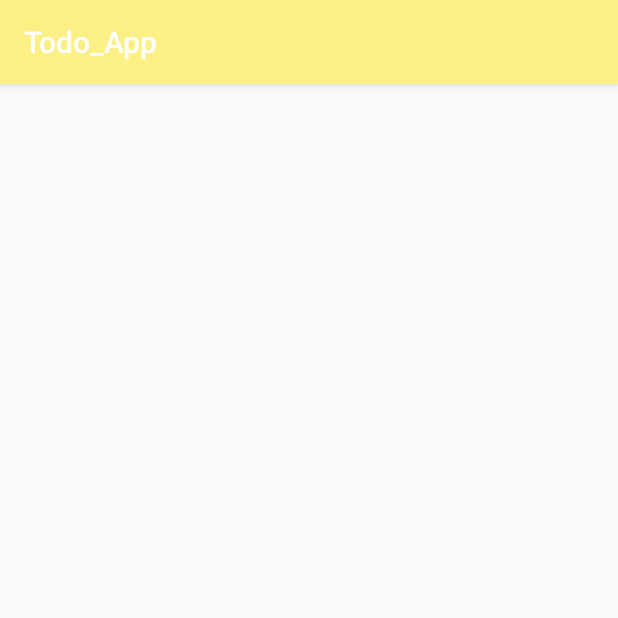
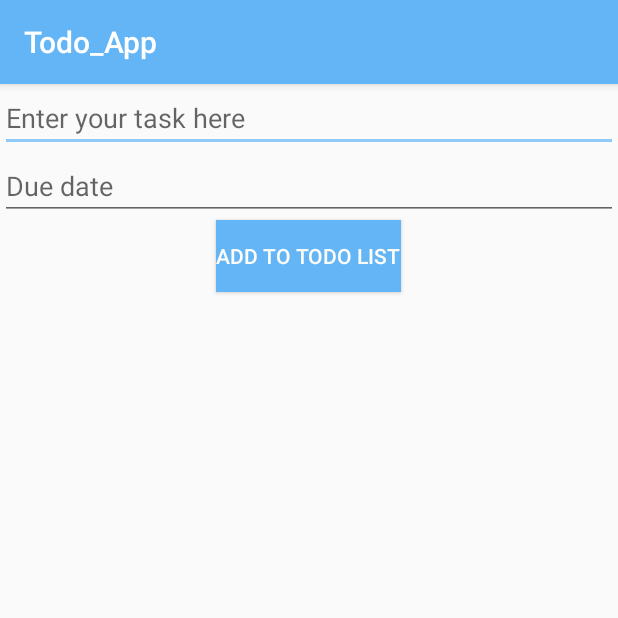
Before and after one commit to RahmaFathyM/Todo_App, an Android app: the Add screen opened directly, with no data from a screen before it, on a phone screen of 412 x 824 dp, the top half of it. Run offline under Robolectric (Android 15) with nearby library versions, the phone set to English and light mode, and no system bars; 3 statements that could not run were skipped.

Commit message:
seconedTask_add.save

```diff
--- a/app/src/main/AndroidManifest.xml
+++ b/app/src/main/AndroidManifest.xml
@@ -10,7 +10,7 @@
         android:supportsRtl="true"
         android:theme="@style/AppTheme">
         <activity android:name=".Add"></activity>
-        <activity android:name=".Recycler_todoList" />
+        <activity android:name=".Rec_todoList" />
         <activity android:name=".MainActivity" />
         <activity android:name=".Splash">
             <intent-filter>
--- a/app/src/main/java/com/example/todo_app/Add.java
+++ b/app/src/main/java/com/example/todo_app/Add.java
@@ -3,13 +3,44 @@ package com.example.todo_app;
 
 import androidx.appcompat.app.AppCompatActivity;
 
+import android.content.Intent;
 import android.os.Bundle;
+import android.view.View;
+import android.widget.Button;
+import android.widget.EditText;
+
+import java.util.ArrayList;
 
 public class Add extends AppCompatActivity {
-
+EditText et_txnotes;
+EditText et_tmnotes;
+Button btn_save;
+NoteDataBase noteDataBase;
     @Override
     protected void onCreate(Bundle savedInstanceState) {
         super.onCreate(savedInstanceState);
         setContentView(R.layout.activity_add);
+        et_txnotes=findViewById(R.id.Et_txnotes);
+        et_tmnotes=findViewById(R.id.Et_tmnotes);
+        btn_save=findViewById(R.id.btn_save);
+        noteDataBase= new NoteDataBase(Add.this);
+        Intent data = getIntent();
+        String string = data.getExtras().getString("text");
+        String string2 = data.getExtras().getString("time");
+       et_tmnotes .setText(string2);
+       et_txnotes.setText(string);
+
+        btn_save.setOnClickListener(new View.OnClickListener() {
+           @Override
+           public void onClick(View v) {
+               String todoText=et_txnotes.getText().toString();
+               String todoTime=et_tmnotes.getText().toString();
+               TodoElement todoElement=new TodoElement(todoText,todoTime);
+            noteDataBase.insertNote(todoElement);
+
+               startActivity(new Intent(Add.this,MainActivity.class));
+           }
+       });
+
     }
 }
--- a/app/src/main/res/layout/activity_add.xml
+++ b/app/src/main/res/layout/activity_add.xml
@@ -1,9 +1,29 @@
 <?xml version="1.0" encoding="utf-8"?>
-<androidx.constraintlayout.widget.ConstraintLayout xmlns:android="http://schemas.android.com/apk/res/android"
+<LinearLayout xmlns:android="http://schemas.android.com/apk/res/android"
     xmlns:app="http://schemas.android.com/apk/res-auto"
     xmlns:tools="http://schemas.android.com/tools"
     android:layout_width="match_parent"
     android:layout_height="match_parent"
-    tools:context=".note">
+    tools:context=".Add"
+    android:orientation="vertical">
+<EditText
+    android:hint="Enter your task here"
+        android:id="@+id/Et_txnotes"
+        android:layout_width="match_parent"
+        android:layout_height="wrap_content"/>
+    <EditText
+        android:hint="Due date"
+        android:id="@+id/Et_tmnotes"
+        android:layout_width="match_parent"
+        android:layout_height="wrap_content"/>
 
-</androidx.constraintlayout.widget.ConstraintLayout>
+
+    <Button
+        android:id="@+id/btn_save"
+        android:layout_width="wrap_content"
+        android:layout_height="wrap_content"
+        android:text="Add to todo list"
+        android:textColor="@color/colorPrimaryDark"
+        android:background="@color/colorPrimary"
+        android:layout_gravity="center"/>
+</LinearLayout>
--- a/app/src/main/res/layout/activity_splash.xml
+++ b/app/src/main/res/layout/activity_splash.xml
@@ -5,7 +5,7 @@
     android:layout_width="match_parent"
     android:layout_height="match_parent"
     tools:context=".Splash"
-    android:background="#E8E7E7">
+    android:background="@color/colorPrimaryDark">
     <TextView
 android:id="@+id/splas_text"
         android:layout_width="wrap_content"
--- a/app/src/main/res/values/colors.xml
+++ b/app/src/main/res/values/colors.xml
@@ -1,7 +1,8 @@
 <?xml version="1.0" encoding="utf-8"?>
 <resources>
-    <color name="colorPrimary">#ECFFF280</color>
-    <color name="colorPrimaryDark">#CAE4E4DB</color>
-    <color name="colorAccent">#03DAC5</color>
-    <color name="Transparent">@android:color/transparent</color>
+    <color name="colorPrimary">#64B5F6</color>
+    <color name="colorPrimar">#64B5F6</color>
+    <color name="colorPrimaryDark">#FDFCF9</color>
+    <color name="colorAccent">#90CAF9</color>
+    <color name="Transparent">#E8EAF6</color>
 </resources>
--- a/app/src/main/res/values/styles.xml
+++ b/app/src/main/res/values/styles.xml
@@ -4,7 +4,8 @@
     <style name="AppTheme" parent="Theme.AppCompat.Light.DarkActionBar">
         <!-- Customize your theme here. -->
         <item name="colorPrimary">@color/colorPrimary</item>
-        <item name="colorPrimaryDark">@color/colorPrimaryDark</item>
+
+        <item name="colorPrimaryDark">@color/colorPrimary</item>
         <item name="colorAccent">@color/colorAccent</item>
     </style>
 
```
Also changed, not shown: app/src/main/java/com/example/todo_app/MainActivity.java (+32 -19 lines), app/src/main/java/com/example/todo_app/Rec_todoList.java (+35 -13 lines), app/src/main/java/com/example/todo_app/TodoElement.java (+20 -2 lines), app/src/main/res/layout/activity_main.xml (+5 -3 lines), app/src/main/res/layout/activity_recycler_todo_list.xml (+13 -6 lines).
